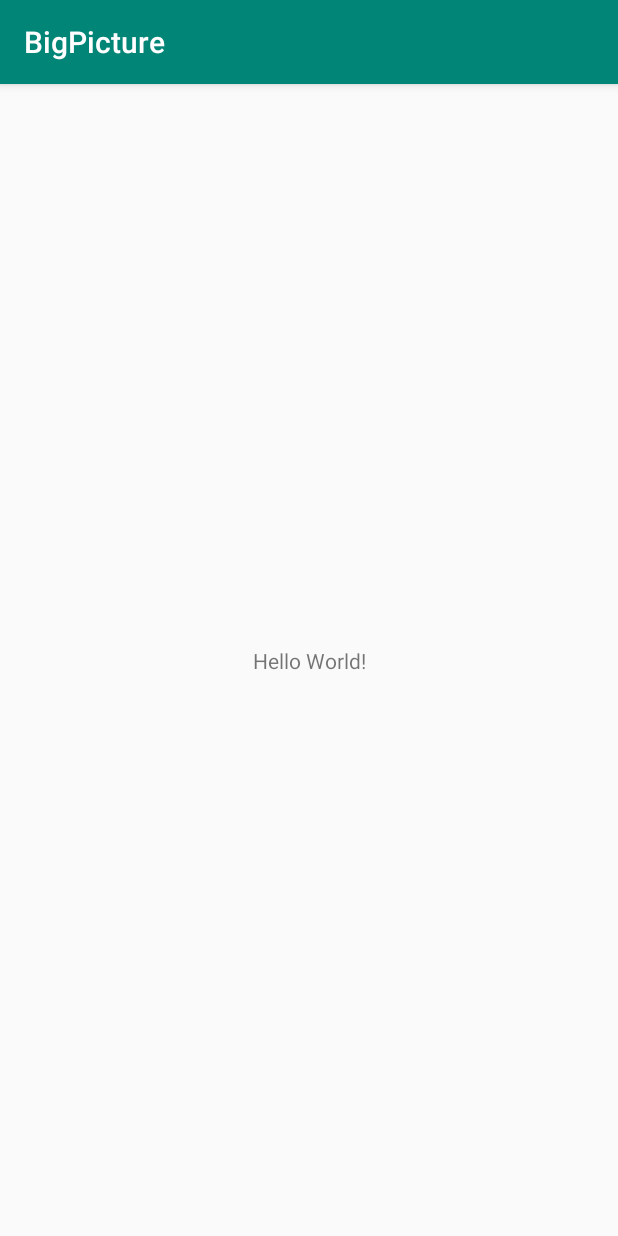
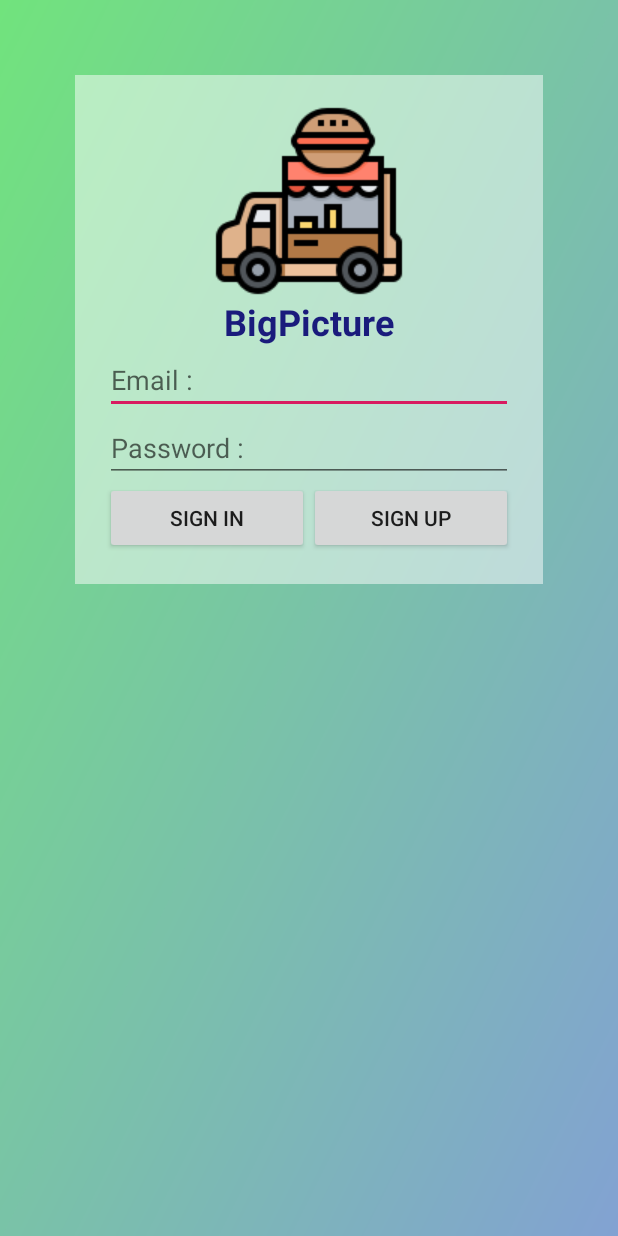
Before and after one commit to Bubig37/BigPicture, an Android app: the screen it shows after launch (MainActivity), on a phone screen of 412 x 824 dp. Run offline under Robolectric (Android 15) with nearby library versions, the phone set to English and light mode, and no system bars.

Commit message:
Design UI OK

```diff
--- a/app/build.gradle
+++ b/app/build.gradle
@@ -25,4 +25,7 @@ dependencies {
     testImplementation 'junit:junit:4.12'
     androidTestImplementation 'com.android.support.test:runner:1.0.2'
     androidTestImplementation 'com.android.support.test.espresso:espresso-core:3.0.2'
+    implementation 'com.google.firebase:firebase-core:16.0.1'
 }
+
+apply plugin: 'com.google.gms.google-services'
--- /dev/null
+++ b/app/src/main/java/th/ac/rmutsv/bigpicture/AuthenFragment.java
@@ -0,0 +1,53 @@
+package th.ac.rmutsv.bigpicture;
+
+
+import android.os.Bundle;
+import android.support.annotation.Nullable;
+import android.support.v4.app.Fragment;
+import android.view.LayoutInflater;
+import android.view.View;
+import android.view.ViewGroup;
+import android.widget.Button;
+
+
+/**
+ * A simple {@link Fragment} subclass.
+ */
+public class AuthenFragment extends Fragment {
+
+
+    public AuthenFragment() {
+        // Required empty public constructor
+    }
+
+    @Override
+    public void onActivityCreated(@Nullable Bundle savedInstanceState) {
+        super.onActivityCreated(savedInstanceState);
+
+//        SignUp Controller
+        signUpController();
+
+    }   // main method
+
+    private void signUpController() {
+        Button button = getView().findViewById(R.id.btnSignUp);
+        button.setOnClickListener(new View.OnClickListener() {
+            @Override
+            public void onClick(View v) {
+                getActivity().getSupportFragmentManager()
+                        .beginTransaction()
+                        .replace(R.id.contentMainFragment, new RegisterFragment())
+                        .addToBackStack(null)   // back page
+                        .commit();
+            }
+        });
+    }
+
+    @Override
+    public View onCreateView(LayoutInflater inflater, ViewGroup container,
+                             Bundle savedInstanceState) {
+        // Inflate the layout for this fragment
+        return inflater.inflate(R.layout.fragment_authen, container, false);
+    }
+
+}  // main class
--- a/app/src/main/java/th/ac/rmutsv/bigpicture/MainActivity.java
+++ b/app/src/main/java/th/ac/rmutsv/bigpicture/MainActivity.java
@@ -9,5 +9,15 @@ public class MainActivity extends AppCompatActivity {
     protected void onCreate(Bundle savedInstanceState) {
         super.onCreate(savedInstanceState);
         setContentView(R.layout.activity_main);
-    }
-}
+
+        // Add Fragment to Activity
+        if(savedInstanceState == null){
+            getSupportFragmentManager().beginTransaction().add(R.id.contentMainFragment,new AuthenFragment()).commit();
+        }
+
+
+
+
+    }     // Main Method
+
+}    // Main Class
--- a/app/src/main/res/layout/activity_main.xml
+++ b/app/src/main/res/layout/activity_main.xml
@@ -6,13 +6,9 @@
     android:layout_height="match_parent"
     tools:context=".MainActivity">
 
-    <TextView
-        android:layout_width="wrap_content"
-        android:layout_height="wrap_content"
-        android:text="Hello World!"
-        app:layout_constraintBottom_toBottomOf="parent"
-        app:layout_constraintLeft_toLeftOf="parent"
-        app:layout_constraintRight_toRightOf="parent"
-        app:layout_constraintTop_toTopOf="parent" />
-
+    <!--Content of Flagment-->
+    <FrameLayout
+        android:id="@+id/contentMainFragment"
+        android:layout_width="match_parent"
+        android:layout_height="match_parent"/>
 </android.support.constraint.ConstraintLayout>
--- /dev/null
+++ b/app/src/main/res/layout/fragment_authen.xml
@@ -0,0 +1,78 @@
+<?xml version="1.0" encoding="utf-8"?>
+<FrameLayout xmlns:android="http://schemas.android.com/apk/res/android"
+    xmlns:tools="http://schemas.android.com/tools"
+    android:layout_width="match_parent"
+    android:layout_height="match_parent"
+    tools:context=".AuthenFragment">
+
+    <!--Wallpaper-->
+<ImageView
+    android:src="@drawable/bg2"
+    android:scaleType="fitXY"
+    android:layout_width="match_parent"
+    android:layout_height="match_parent" />
+
+
+    <!--Content   -->
+    <LinearLayout
+        android:padding="20dp"
+        android:background="#80FFFFFF"
+        android:layout_width="match_parent"
+        android:layout_height="wrap_content"
+        android:layout_margin="50dp"
+        android:orientation="vertical">
+
+        <!--Logo-->
+        <ImageView
+            android:layout_gravity="center_horizontal"
+            android:src="@drawable/logo"
+            android:layout_width="wrap_content"
+            android:layout_height="wrap_content" />
+        <!--App Name-->
+        <TextView
+            android:textColor="#1A1B7C"
+            android:layout_gravity="center_horizontal"
+            android:textStyle="bold"
+            android:textSize="24sp"
+            android:text="BigPicture"
+            android:layout_width="wrap_content"
+            android:layout_height="wrap_content" />
+        <!--User-->
+        <EditText
+            android:id="@+id/edtUser"
+            android:inputType="text"
+            android:hint="Email : "
+            android:layout_width="match_parent"
+            android:layout_height="wrap_content" />
+        <!--Password-->
+        <EditText
+            android:id="@+id/edtPassword"
+            android:inputType="textPassword"
+            android:hint="Password : "
+            android:layout_width="match_parent"
+            android:layout_height="wrap_content" />
+        <!--Controller-->
+        <LinearLayout
+            android:orientation="horizontal"
+            android:layout_width="match_parent"
+            android:layout_height="wrap_content">
+            <!--Sign In-->
+            <Button
+                android:id="@+id/btnSignIn"
+                android:text="Sign In"
+                android:layout_width="0dp"
+                android:layout_weight="1"
+                android:layout_height="wrap_content" />
+            <!--Sign Up-->
+            <Button
+                android:id="@+id/btnSignUp"
+                android:text="Sign Up"
+                android:layout_width="0dp"
+                android:layout_weight="1"
+                android:layout_height="wrap_content" />
+
+        </LinearLayout>
+
+
+    </LinearLayout>
+</FrameLayout>
--- a/app/src/main/res/values/strings.xml
+++ b/app/src/main/res/values/strings.xml
@@ -1,3 +1,6 @@
 <resources>
     <string name="app_name">BigPicture</string>
+
+    <!-- TODO: Remove or change this placeholder text -->
+    <string name="hello_blank_fragment">Hello blank fragment</string>
 </resources>
--- a/app/src/main/res/values/styles.xml
+++ b/app/src/main/res/values/styles.xml
@@ -1,7 +1,7 @@
 <resources>
 
     <!-- Base application theme. -->
-    <style name="AppTheme" parent="Theme.AppCompat.Light.DarkActionBar">
+    <style name="AppTheme" parent="Theme.AppCompat.Light.NoActionBar">
         <!-- Customize your theme here. -->
         <item name="colorPrimary">@color/colorPrimary</item>
         <item name="colorPrimaryDark">@color/colorPrimaryDark</item>
--- a/build.gradle
+++ b/build.gradle
@@ -8,6 +8,7 @@ buildscript {
     }
     dependencies {
         classpath 'com.android.tools.build:gradle:3.4.0'
+        classpath 'com.google.gms:google-services:4.0.1'
 
         // NOTE: Do not place your application dependencies here; they belong
         // in the individual module build.gradle files
```
Also changed, not shown: app/src/main/java/th/ac/rmutsv/bigpicture/RegisterFragment.java (added, +29 -0 lines), app/src/main/res/drawable-anydpi/ic_action_upload.xml (added, +10 -0 lines), app/src/main/res/layout/fragment_register.xml (added, +54 -0 lines), app/src/main/res/menu/menu_register.xml (added, +14 -0 lines), app/src/main/res/drawable-hdpi/ic_action_upload.png (added), app/src/main/res/drawable-mdpi/ic_action_upload.png (added), app/src/main/res/drawable-xhdpi/ic_action_upload.png (added), app/src/main/res/drawable-xxhdpi/ic_action_upload.png (added), app/src/main/res/drawable/bg2.png (added), app/src/main/res/drawable/logo.png (added), 1 other file.
